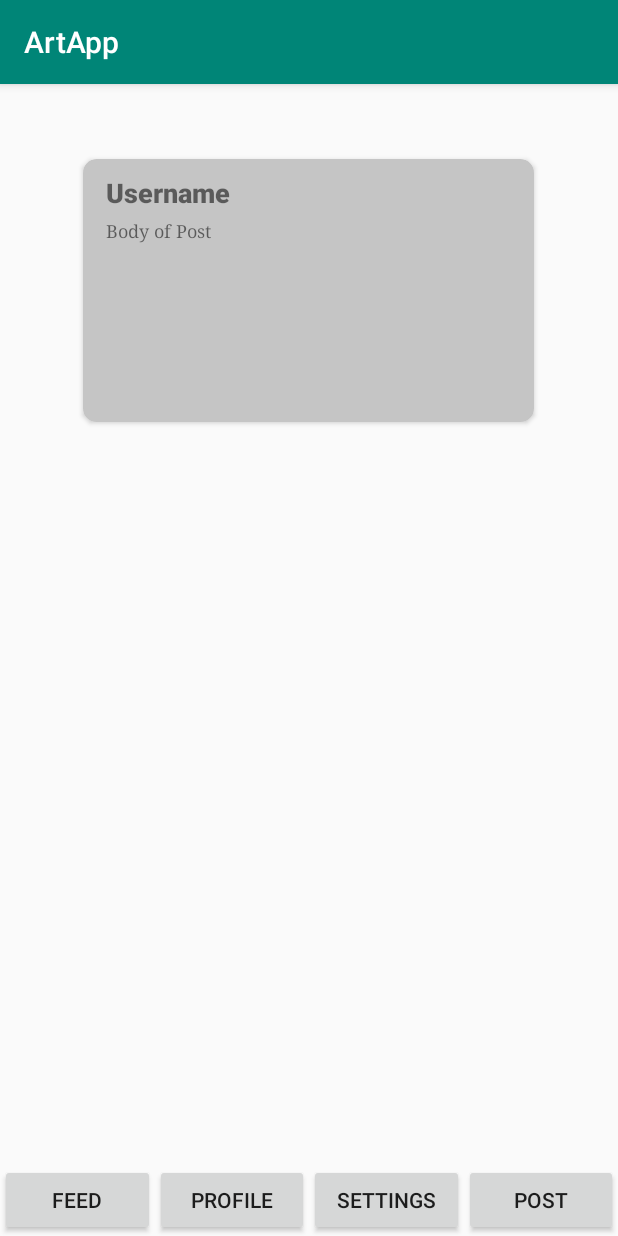
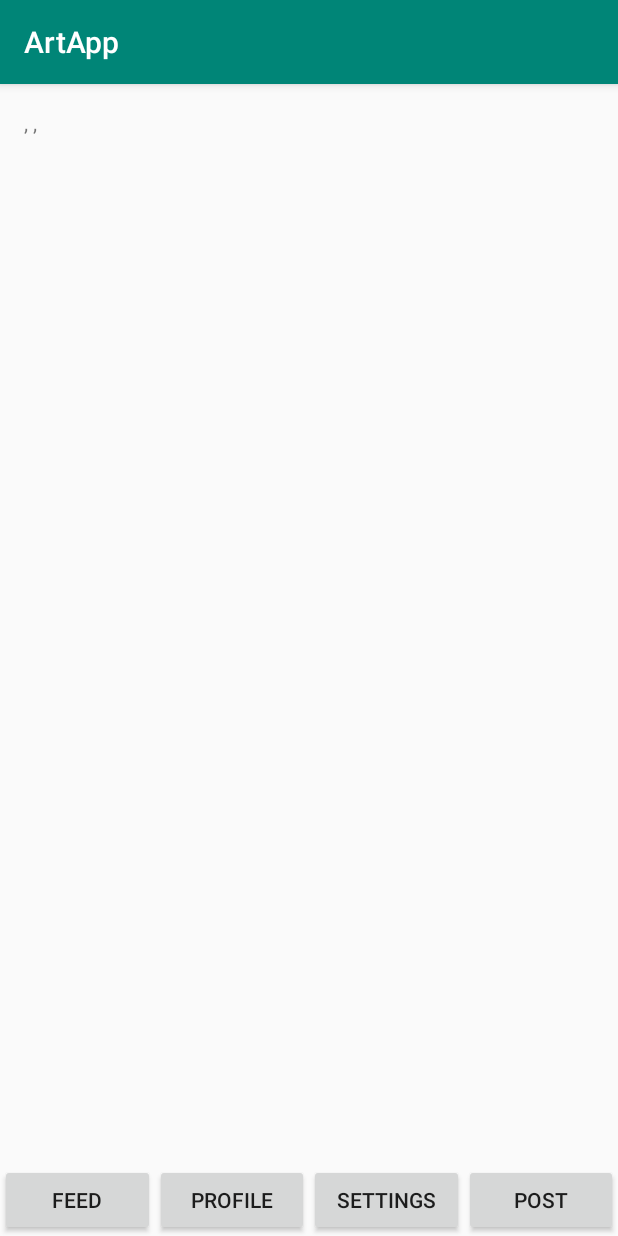
Before and after one commit to Creastacean/ArtApp, an Android app: the PostMaker screen opened directly, with no data from a screen before it, after a tap on "POST", on a phone screen of 412 x 824 dp. Run offline under Robolectric (Android 15) with nearby library versions, the phone set to English and light mode, and no system bars; our stand-ins replace Firebase (no records; nobody signed in at launch, a user with empty details on screens opened directly).

Commit message:
Making a post, when completed send you back to main activity and displays on the main view, the contents of the post just created

```diff
--- a/app/src/main/java/com/example/artapp/MainActivity.java
+++ b/app/src/main/java/com/example/artapp/MainActivity.java
@@ -5,6 +5,7 @@ import androidx.appcompat.app.AppCompatActivity;
 import android.content.Intent;
 import android.os.Bundle;
 import android.view.View;
+import android.widget.TextView;
 
 public class MainActivity extends AppCompatActivity {
 
@@ -21,6 +22,16 @@ public class MainActivity extends AppCompatActivity {
         //you guys are ridiculous
         //Don't make fun of me! YOu're not my mom!!
 
+        Intent intent = getIntent();
+        String message = intent.getStringExtra(PostMaker.EXTRA_THING);
+        //I got a string back to the main activity. but i am not sure how to handle the obvious
+        //case where we haven't even left the main activity yet, let alone returned.
+        //how do we determin that is the case, once that is understood then it should be a simple
+        //matter of wrapping some of this in an if statement.
+        //then in theory i believe the resulting string would also need to be parsed.
+        //some of it at least kind of makes sense.
+        TextView textView = findViewById(R.id.textView5); //would need renamed for whatever we call the textbox
+        textView.setText(message);
 
     }
 
--- a/app/src/main/java/com/example/artapp/PostMaker.java
+++ b/app/src/main/java/com/example/artapp/PostMaker.java
@@ -20,6 +20,7 @@ public class PostMaker extends AppCompatActivity {
     Button postButton;
     Post newPost;
     DatabaseReference database;
+    public static final String EXTRA_THING = "com.example.artapp.POST";
 
     @Override
     protected void onCreate(Bundle savedInstanceState) {
@@ -31,6 +32,7 @@ public class PostMaker extends AppCompatActivity {
      * SEND POST
      * creates a new post, adds the user input to said post, and then used the database refrence
      * to send it to the firebase realtime database !!!NOT CLOUD FIRESTORE THAT THING IS A NIGHTMARE!!!
+     * lastly we return to the main session
      **************************************************************************************************/
     public void sendPost(View view) {
         //I got rid of this and it still works, I'm just afraid to erase it still
@@ -53,5 +55,17 @@ public class PostMaker extends AppCompatActivity {
 
         Intent intent = new Intent(this, MainActivity.class);
         startActivity(intent);
+
+        EditText message = (EditText) findViewById(R.id.postDescription);
+        EditText tags = (EditText) findViewById(R.id.postTags);
+        EditText cost = (EditText) findViewById(R.id.postAskingPrice);
+        //duplicate that line ^^ for the three attributes, use strings, and make one large string with all of it, called message
+        String description = message.getText().toString();
+        String points = tags.getText().toString();
+        String money = cost.getText().toString();
+        String sender = description + ", " + points + ", " + money;
+
+        intent.putExtra(EXTRA_THING, sender);
+        startActivity(intent);
     }
 }
--- a/app/src/main/res/layout/activity_main.xml
+++ b/app/src/main/res/layout/activity_main.xml
@@ -5,41 +5,6 @@
     android:layout_width="match_parent"
     android:layout_height="match_parent"
     tools:context=".MainActivity">
-
-    <androidx.cardview.widget.CardView
-        android:layout_width="0dp"
-        android:layout_height="175dp"
-        android:layout_marginStart="55dp"
-        android:layout_marginTop="50dp"
-        android:layout_marginEnd="56dp"
-        app:cardBackgroundColor="#C5C5C5"
-        app:cardCornerRadius="9dp"
-        app:layout_constraintEnd_toEndOf="parent"
-        app:layout_constraintStart_toStartOf="parent"
-        app:layout_constraintTop_toTopOf="parent">
-
-        <TextView
-            android:id="@+id/textView2"
-            android:layout_width="wrap_content"
-            android:layout_height="wrap_content"
-            android:layout_marginLeft="15dp"
-            android:layout_marginTop="10dp"
-            android:fontFamily="sans-serif-black"
-            android:text="Username"
-            android:textSize="18dp" />
-
-        <TextView
-            android:id="@+id/textView3"
-            android:layout_width="270dp"
-            android:layout_height="110dp"
-            android:layout_marginLeft="15dp"
-            android:layout_marginTop="40dp"
-            android:layout_marginRight="15dp"
-            android:fontFamily="serif"
-            android:text="Body of Post"
-            android:textSize="12dp" />
-
-    </androidx.cardview.widget.CardView>
 
     <Button
         android:id="@+id/button3"
@@ -81,4 +46,14 @@
         app:layout_constraintHorizontal_bias="0.5"
         app:layout_constraintStart_toStartOf="parent" />
 
+    <TextView
+        android:id="@+id/textView5"
+        android:layout_width="wrap_content"
+        android:layout_height="wrap_content"
+        android:layout_marginStart="16dp"
+        android:layout_marginTop="16dp"
+        android:text="TextView"
+        app:layout_constraintStart_toStartOf="parent"
+        app:layout_constraintTop_toTopOf="parent" />
+
 </androidx.constraintlayout.widget.ConstraintLayout>
```
